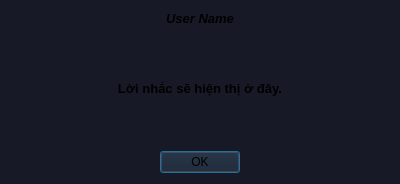
Before: the Qt Designer form ui_remind_dialog.ui in baodanhit/CareYourEyes, drawn with Qt 5.
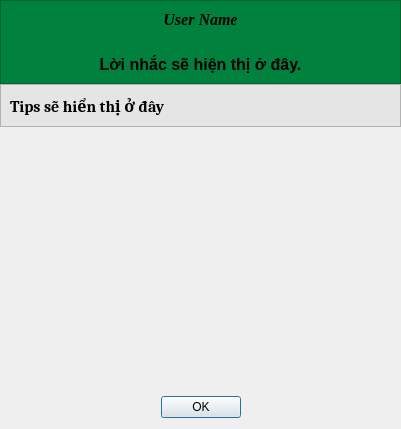
After: the same form once the commit is applied. Icons and pictures are not drawn.

Patch:
```diff
--- a/ui_remind_dialog.ui
+++ b/ui_remind_dialog.ui
@@ -6,8 +6,8 @@
    <rect>
     <x>0</x>
     <y>0</y>
-    <width>400</width>
-    <height>184</height>
+       <width>401</width>
+       <height>429</height>
    </rect>
   </property>
   <property name="sizePolicy">
@@ -26,12 +26,36 @@
    <string>Nhắc nhở</string>
   </property>
   <property name="styleSheet">
-   <string notr="true">background-color: rgb(23, 26, 38);</string>
+      <string notr="true"/>
   </property>
   <property name="modal">
    <bool>true</bool>
   </property>
   <layout class="QVBoxLayout" name="verticalLayout">
+         <property name="spacing">
+             <number>0</number>
+         </property>
+         <property name="leftMargin">
+             <number>0</number>
+         </property>
+         <property name="topMargin">
+             <number>0</number>
+         </property>
+         <property name="rightMargin">
+             <number>0</number>
+         </property>
+         <item>
+             <widget class="QFrame" name="frame">
+                 <property name="styleSheet">
+                     <string notr="true">background-color: rgb(0, 129, 62);</string>
+                 </property>
+                 <property name="frameShape">
+                     <enum>QFrame::StyledPanel</enum>
+                 </property>
+                 <property name="frameShadow">
+                     <enum>QFrame::Raised</enum>
+                 </property>
+                 <layout class="QVBoxLayout" name="verticalLayout_2">
    <item>
     <widget class="QLabel" name="labelUserName">
      <property name="sizePolicy">
@@ -42,7 +66,8 @@
      </property>
      <property name="font">
       <font>
-       <pointsize>10</pointsize>
+                                     <family>Times New Roman</family>
+                                     <pointsize>12</pointsize>
        <weight>75</weight>
        <italic>true</italic>
        <bold>true</bold>
@@ -56,15 +81,34 @@
      </property>
     </widget>
    </item>
+                     <item>
+                         <widget class="QLabel" name="labelImage">
+                             <property name="text">
+                                 <string/>
+                             </property>
+                             <property name="pixmap">
+                                 <pixmap>icons/cute_animals/cute_dog_2_LBN_icon.ico</pixmap>
+                             </property>
+                             <property name="scaledContents">
+                                 <bool>false</bool>
+                             </property>
+                             <property name="alignment">
+                                 <set>Qt::AlignCenter</set>
+                             </property>
+                         </widget>
+                     </item>
    <item>
     <widget class="QLabel" name="labelReminderText">
      <property name="font">
       <font>
-       <pointsize>10</pointsize>
+                                     <pointsize>12</pointsize>
        <weight>75</weight>
        <bold>true</bold>
       </font>
      </property>
+                             <property name="styleSheet">
+                                 <string notr="true"/>
+                             </property>
      <property name="locale">
       <locale language="Vietnamese" country="Vietnam"/>
      </property>
@@ -80,7 +124,67 @@
      <property name="wordWrap">
       <bool>true</bool>
      </property>
-    </widget>
+                             <property name="margin">
+                                 <number>5</number>
+                             </property>
+                         </widget>
+                     </item>
+                 </layout>
+             </widget>
+         </item>
+         <item>
+             <widget class="QFrame" name="frame_2">
+                 <property name="styleSheet">
+                     <string notr="true">background-color: rgb(229, 229, 229);
+                         color: rgb(0, 0, 0);
+                     </string>
+                 </property>
+                 <property name="frameShape">
+                     <enum>QFrame::StyledPanel</enum>
+                 </property>
+                 <property name="frameShadow">
+                     <enum>QFrame::Raised</enum>
+                 </property>
+                 <layout class="QVBoxLayout" name="verticalLayout_3">
+                     <item>
+                         <widget class="QLabel" name="labelTips">
+                             <property name="font">
+                                 <font>
+                                     <family>Cambria</family>
+                                     <pointsize>12</pointsize>
+                                     <weight>75</weight>
+                                     <bold>true</bold>
+                                 </font>
+                             </property>
+                             <property name="text">
+                                 <string>Tips sẽ hiển thị ở đây</string>
+                             </property>
+                             <property name="alignment">
+                                 <set>Qt::AlignJustify|Qt::AlignVCenter</set>
+                             </property>
+                             <property name="wordWrap">
+                                 <bool>true</bool>
+                             </property>
+                             <property name="margin">
+                                 <number>5</number>
+                             </property>
+                         </widget>
+                     </item>
+                 </layout>
+             </widget>
+         </item>
+         <item>
+             <spacer name="verticalSpacer">
+                 <property name="orientation">
+                     <enum>Qt::Vertical</enum>
+                 </property>
+                 <property name="sizeHint" stdset="0">
+                     <size>
+                         <width>20</width>
+                         <height>40</height>
+                     </size>
+                 </property>
+             </spacer>
    </item>
    <item>
     <widget class="QDialogButtonBox" name="buttonBox_OK">
```
Lines whose indentation alone changed are shown as unchanged.
